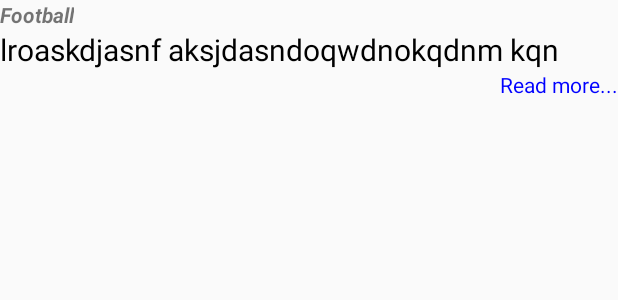
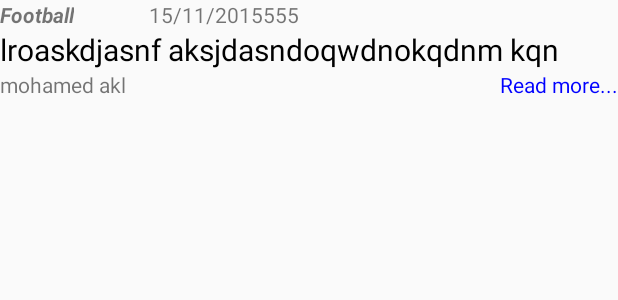
Before and after one commit to MohamedAkl1/NewsApp, an Android app: the layout list_item.xml on its own in the app's theme, with its tools: preview values and no code run, on a phone screen of 412 x 824 dp. Shown: the top 300 px of the screen. Run offline under Robolectric (Android 15) with nearby library versions, the phone set to English and light mode, and no system bars.

Commit message:
added author and date on views

```diff
--- a/app/src/main/java/com/example/akl/newsapp/NewsActivity.java
+++ b/app/src/main/java/com/example/akl/newsapp/NewsActivity.java
@@ -21,7 +21,7 @@ import java.util.List;
 
 public class NewsActivity extends AppCompatActivity implements LoaderManager.LoaderCallbacks<List<News>> {
 
-    String GUARDIAN_DATA = "http://content.guardianapis.com/search?order-by=newest&q=english%20premier%20league&api-key=36ec69f0-a725-46fc-bff6-4943af00d300";
+    String GUARDIAN_DATA = "http://content.guardianapis.com/search?order-by=newest&q=english%20premier%20league&api-key=36ec69f0-a725-46fc-bff6-4943af00d300&show-tags=contributor";
     private NewsAdapter adapter;
     private TextView mEmptyStateTextView;
     SwipeRefreshLayout srl;
--- a/app/src/main/java/com/example/akl/newsapp/NewsAdapter.java
+++ b/app/src/main/java/com/example/akl/newsapp/NewsAdapter.java
@@ -37,6 +37,10 @@ public class NewsAdapter extends ArrayAdapter<News> {
         section.setText(article.getSection());
         TextView headline = v.findViewById(R.id.main_headline);
         headline.setText(article.getHeadline());
+        TextView date = v.findViewById(R.id.date);
+        date.setText(article.getDate());
+        TextView author = v.findViewById(R.id.author);
+        author.setText(article.getAuthor());
         return v;
     }
 }
--- a/app/src/main/java/com/example/akl/newsapp/QueryUtils.java
+++ b/app/src/main/java/com/example/akl/newsapp/QueryUtils.java
@@ -162,13 +162,15 @@ final class QueryUtils {
                 // Get a single article at position i within the list of earthquakes
                 JSONObject currentArticle = newsArray.getJSONObject(i);
 
+                String date = currentArticle.getString("webPublicationDate");
+                String author = currentArticle.getJSONArray("tags").getJSONObject(0).optString("webTitle");
                 String title = currentArticle.getString("webTitle");
                 String url = currentArticle.getString("webUrl");
                 String section = currentArticle.getString("sectionName");
 
                 // Create a new {@link Earthquake} object with the magnitude, location, time,
                 // and url from the JSON response.
-                News article = new News(title,createUrl(url), section);
+                News article = new News(title,createUrl(url), section,date,author);
 
                 // Add the new {@link Earthquake} to the list of earthquakes.
                 articles.add(article);
@@ -178,7 +180,7 @@ final class QueryUtils {
             // If an error is thrown when executing any of the above statements in the "try" block,
             // catch the exception here, so the app doesn't crash. Print a log message
             // with the message from the exception.
-            Log.e("QueryUtils", "Problem parsing the earthquake JSON results", e);
+            Log.e("QueryUtils", "Problem parsing the news JSON results", e);
         }
 
         // Return the list of earthquakes
--- a/app/src/main/res/layout/list_item.xml
+++ b/app/src/main/res/layout/list_item.xml
@@ -5,6 +5,10 @@
     xmlns:tools="http://schemas.android.com/tools"
     android:orientation="vertical">
 
+    <LinearLayout
+        android:layout_width="match_parent"
+        android:layout_height="wrap_content"
+        android:orientation="horizontal">
 
         <TextView
             android:layout_width="wrap_content"
@@ -16,18 +20,40 @@
         <TextView
             android:layout_width="wrap_content"
             android:layout_height="wrap_content"
+            android:layout_marginLeft="50dp"
+            android:id="@+id/date"
+            tools:text="15/11/2015555" />
+    </LinearLayout>
+
+
+    <TextView
+        android:layout_width="wrap_content"
+        android:layout_height="wrap_content"
         android:id="@+id/main_headline"
         android:textSize="20sp"
         android:textColor="@android:color/black"
         tools:text="lroaskdjasnf aksjdasndoqwdnokqdnm kqn"/>
 
+    <RelativeLayout
+        android:layout_width="match_parent"
+        android:layout_height="wrap_content">
+
+        <TextView
+            android:id="@+id/read_more"
+            android:layout_width="wrap_content"
+            android:layout_height="wrap_content"
+            android:layout_alignParentEnd="true"
+            android:text="@string/read_more"
+            android:textColor="#0000FF" />
+
         <TextView
             android:layout_width="wrap_content"
             android:layout_height="wrap_content"
-        android:layout_gravity="end"
-        android:id="@+id/read_more"
-        android:text="@string/read_more"
-        android:textColor="#0000FF" />
+            tools:text="mohamed akl"
+            android:id="@+id/author"/>
+
+    </RelativeLayout>
+
 
 
 
```
Also changed, not shown: app/src/main/java/com/example/akl/newsapp/News.java (+14 -1 lines). Lines whose indentation alone changed are shown as unchanged.
